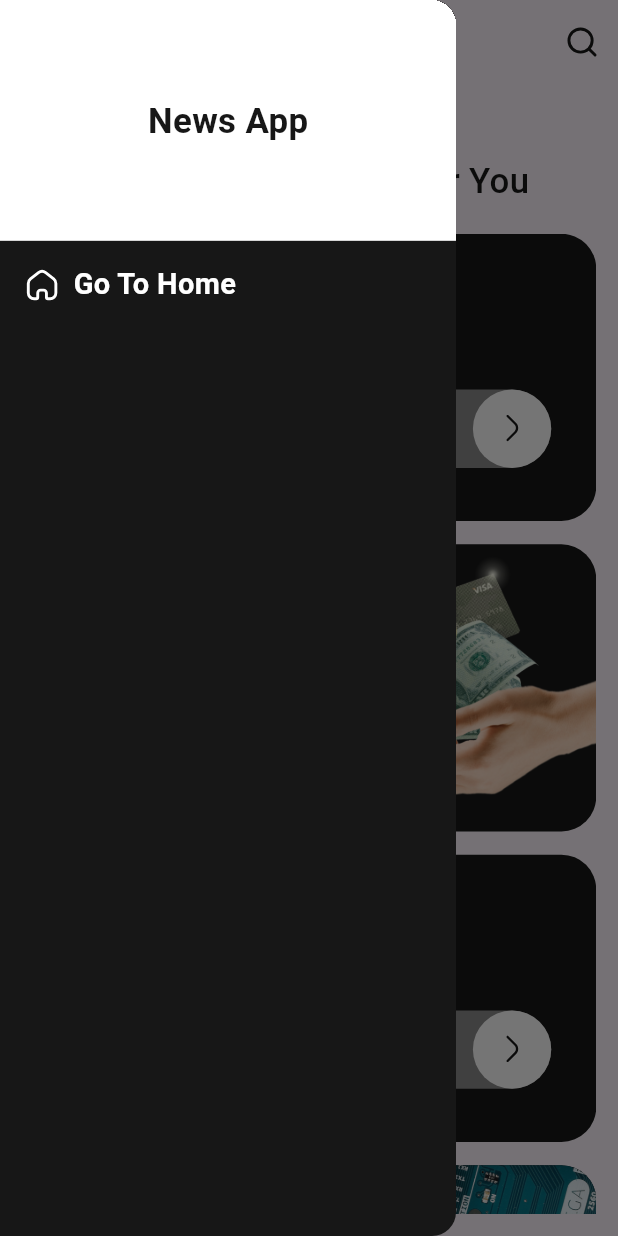
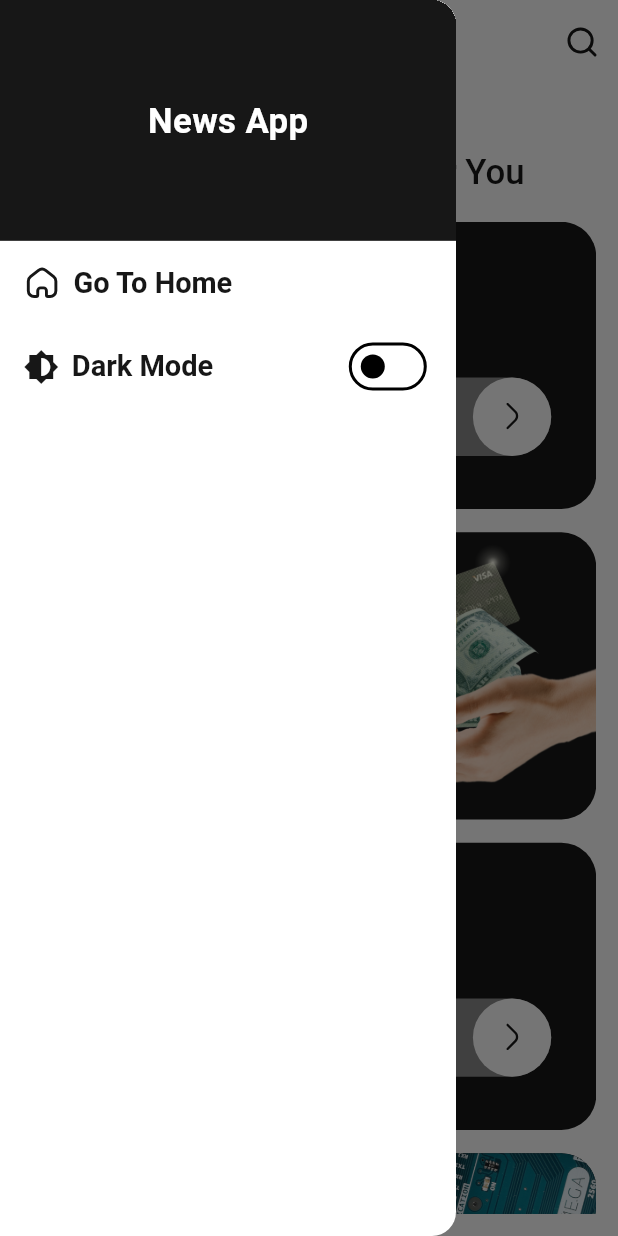
Before and after one commit to Ameer-Mahmoud/news, a Flutter app: the screen it shows after launch, with the side drawer open, on a phone screen of 412 x 824 dp. Run offline on Flutter 3.47's test engine with Material 3 defaults, Android fonts, the phone set to English and light mode, and no system bars; our stand-ins replace dio, flutter_screenutil, flutter_svg, shared_preferences, timeago.

Commit message:
dark mode

```diff
--- /dev/null
+++ b/lib/core/provider/ThemeProvider.dart
@@ -0,0 +1,41 @@
+
+import 'package:flutter/material.dart';
+import 'package:shared_preferences/shared_preferences.dart';
+
+class ThemeProvider extends ChangeNotifier {
+  ThemeMode _themeMode = ThemeMode.system;
+
+  ThemeMode get themeMode => _themeMode;
+
+  static const String _themeKey = "theme_mode";
+
+  ThemeProvider() {
+    _loadTheme();
+  }
+
+  void _loadTheme() async {
+    SharedPreferences prefs = await SharedPreferences.getInstance();
+    String? themeString = prefs.getString(_themeKey);
+    if (themeString != null) {
+      if (themeString == 'ThemeMode.light') {
+        _themeMode = ThemeMode.light;
+      } else if (themeString == 'ThemeMode.dark') {
+        _themeMode = ThemeMode.dark;
+      } else {
+        _themeMode = ThemeMode.system;
+      }
+      notifyListeners();
+    }
+  }
+
+  void changeTheme(ThemeMode mode) async {
+    _themeMode = mode;
+    notifyListeners();
+    SharedPreferences prefs = await SharedPreferences.getInstance();
+    await prefs.setString(_themeKey, mode.toString());
+  }
+
+  bool isDark() {
+    return _themeMode == ThemeMode.dark;
+  }
+}
--- a/lib/main.dart
+++ b/lib/main.dart
@@ -1,8 +1,11 @@
 import 'package:flutter/material.dart';
 import 'package:flutter/services.dart';
 import 'package:flutter_screenutil/flutter_screenutil.dart';
+import 'package:news/core/provider/ThemeProvider.dart';
+import 'package:news/core/resources/AppStyle.dart'; // Ensure AppStyle is imported
 import 'package:news/ui/home/home_screen.dart';
 import 'package:news/ui/search/search_screen.dart';
+import 'package:provider/provider.dart';
 
 import 'core/resources/RoutesManager.dart';
 
@@ -10,7 +13,12 @@ void main() {
   WidgetsFlutterBinding.ensureInitialized();
   SystemChrome.setEnabledSystemUIMode(SystemUiMode.immersiveSticky);
 
-  runApp(const MyApp());
+  runApp(
+    ChangeNotifierProvider(
+      create: (context) => ThemeProvider(),
+      child: const MyApp(),
+    ),
+  );
 }
 
 class MyApp extends StatelessWidget {
@@ -18,6 +26,7 @@ class MyApp extends StatelessWidget {
 
   @override
   Widget build(BuildContext context) {
+    var themeProvider = Provider.of<ThemeProvider>(context); // Get provider
     return ScreenUtilInit(
       designSize: const Size(393, 852),
       minTextAdapt: true,
@@ -26,11 +35,9 @@ class MyApp extends StatelessWidget {
         return MaterialApp(
           debugShowCheckedModeBanner: false,
           title: 'news app',
-          theme: ThemeData(
-
-            colorScheme: ColorScheme.fromSeed(seedColor: Colors.deepPurple),
-            useMaterial3: true,
-          ),
+          theme: AppStyle.lightTheme,
+          darkTheme: AppStyle.darkTheme,
+          themeMode: themeProvider.themeMode,
           initialRoute: RoutesManager.home,
           routes: {
             RoutesManager.home:(_)=>HomeScreen(),
--- a/lib/ui/categories/widgets/categoriesItem.dart
+++ b/lib/ui/categories/widgets/categoriesItem.dart
@@ -1,6 +1,7 @@
 import 'package:flutter/material.dart';
 import 'package:flutter_screenutil/flutter_screenutil.dart';
 import 'package:flutter_svg/flutter_svg.dart';
+import 'package:news/core/resources/AppStyle.dart';
 import 'package:news/core/resources/AssetsManager.dart';
 import 'package:news/core/resources/ColorManager.dart';
 import 'package:news/core/resources/StringsManager.dart';
@@ -18,13 +19,18 @@ class Categoriesitem extends StatelessWidget {
 
   @override
   Widget build(BuildContext context) {
+    // Force Light Theme for Category Cards as per requirements
+    return Theme(
+      data: AppStyle.lightTheme,
+      child: Builder(
+        builder: (context) {
           return Directionality(
             textDirection:  index.isEven ?TextDirection.ltr:TextDirection.rtl,
             child: Container(
               height: 198.h,
               clipBehavior: Clip.antiAlias,
               decoration: BoxDecoration(
-          color: ColorManager.lightPrimaryColor,
+                color: ColorManager.lightPrimaryColor, // Keeps original black color
                 borderRadius: BorderRadius.circular(24.r),
 
               ),
@@ -80,4 +86,7 @@ class Categoriesitem extends StatelessWidget {
             ),
           );
         }
+      ),
+    );
   }
+}
--- a/lib/ui/categories/widgets/categoriesWidgets.dart
+++ b/lib/ui/categories/widgets/categoriesWidgets.dart
@@ -16,11 +16,8 @@ class Categorieswidgets extends StatelessWidget {
       child: Column(
 
         children: [
-          Text(StringsManager.welcome,style: TextStyle(
-            fontWeight: FontWeight.w500,
-            fontSize: 24.sp,
-            color: ColorManager.lightPrimaryColor
-          ),),
+          Text(StringsManager.welcome,style: Theme.of(context).textTheme.titleLarge?.copyWith(fontSize: 24.sp, fontWeight: FontWeight.w500),
+          ),
           SizedBox(height: 20.h,),
           Expanded(
             child: ListView.separated(
--- a/lib/ui/home/home_screen.dart
+++ b/lib/ui/home/home_screen.dart
@@ -27,11 +27,8 @@ class _HomeScreenState extends State<HomeScreen> {
         scrolledUnderElevation: 0,
         centerTitle: true,
         title: Text(selectedCategory== null? "Home":selectedCategory!,style:
-          TextStyle(
-            fontSize: 20.sp,
-            fontWeight: FontWeight.w500,
-            color: ColorManager.lightPrimaryColor
-          ),),
+          Theme.of(context).textTheme.titleLarge?.copyWith(fontSize: 20.sp)
+        ,),
         actions: [IconButton(onPressed: (){
           Navigator.push(
             context,
@@ -40,7 +37,9 @@ class _HomeScreenState extends State<HomeScreen> {
         },
             icon: SvgPicture.asset(AssetsManager.search,
             height: 24.h,
-            width: 24.w,)
+            width: 24.w,
+            colorFilter: ColorFilter.mode(Theme.of(context).iconTheme.color!, BlendMode.srcIn),
+            )
         )
         ],
 
--- a/lib/ui/home/widgets/homeDrawer.dart
+++ b/lib/ui/home/widgets/homeDrawer.dart
@@ -1,8 +1,10 @@
 import 'package:flutter/material.dart';
 import 'package:flutter_screenutil/flutter_screenutil.dart';
 import 'package:flutter_svg/flutter_svg.dart';
+import 'package:news/core/provider/ThemeProvider.dart';
 import 'package:news/core/resources/AssetsManager.dart';
 import 'package:news/core/resources/StringsManager.dart';
+import 'package:provider/provider.dart';
 
 import '../../../core/resources/ColorManager.dart';
 
@@ -12,18 +14,19 @@ class Homedrawer extends StatelessWidget {
 
   @override
   Widget build(BuildContext context) {
+    var themeProvider = Provider.of<ThemeProvider>(context);
     return Drawer(
-      backgroundColor:ColorManager.lightPrimaryColor,
+      backgroundColor: Theme.of(context).colorScheme.background,
       child: Column(children: [
         Container(
           alignment: Alignment.center,
           height: 166.h,
           width: double.infinity,
-          color: ColorManager.lightSecondaryColor,
+          color: Theme.of(context).primaryColor,
           child: Text(StringsManager.appTitle,style: TextStyle(
             fontWeight: FontWeight.w700,
             fontSize: 24.sp,
-            color: ColorManager.lightPrimaryColor
+            color: Theme.of(context).colorScheme.onPrimary
           ),),
         ),
         Padding(
@@ -38,19 +41,31 @@ class Homedrawer extends StatelessWidget {
                   children: [
                     SvgPicture.asset(AssetsManager.home,
                     width: 24.w,
-                    height: 24.h,),
+                    height: 24.h,
+                    colorFilter: ColorFilter.mode(Theme.of(context).iconTheme.color!, BlendMode.srcIn),
+                    ),
                     SizedBox(width: 8.w,),
                     Text(StringsManager.goToHome,
-                        style: TextStyle(
-                          fontSize: 20.sp,
-                          fontWeight: FontWeight.w700,
-                          color: ColorManager.lightSecondaryColor
-                        ),)
+                        style: Theme.of(context).textTheme.titleLarge?.copyWith(fontSize: 20.sp))
                   ],
                 ),
               ),
-
-
+              SizedBox(height: 20.h),
+              Row(
+                children: [
+                  Icon(Icons.brightness_6, color: Theme.of(context).iconTheme.color),
+                  SizedBox(width: 8.w),
+                  Text("Dark Mode", style: Theme.of(context).textTheme.titleLarge?.copyWith(fontSize: 20.sp)),
+                  Spacer(),
+                  Switch(
+                    value: themeProvider.isDark(),
+                    activeColor: Theme.of(context).primaryColor,
+                    onChanged: (bool newValue) {
+                      themeProvider.changeTheme(newValue ? ThemeMode.dark : ThemeMode.light);
+                    },
+                  ),
+                ],
+              ),
             ],
           ),
         )
--- a/pubspec.yaml
+++ b/pubspec.yaml
@@ -42,6 +42,7 @@ dependencies:
   dio: ^5.9.0
   url_launcher: ^6.3.2
   provider: ^6.1.5+1
+  shared_preferences: ^2.5.3
 
 dev_dependencies:
   flutter_test:
```
Also changed, not shown: lib/ui/articles/ArticleDetails.dart (+6 -4 lines), lib/ui/articles/ArticleItem.dart (+9 -17 lines), lib/ui/articles/articlesWidget/ArticlesWidget.dart (+6 -5 lines), lib/ui/search/search_screen.dart (+14 -3 lines), pubspec.lock, 1 other file. Lines whose indentation alone changed are shown as unchanged.
